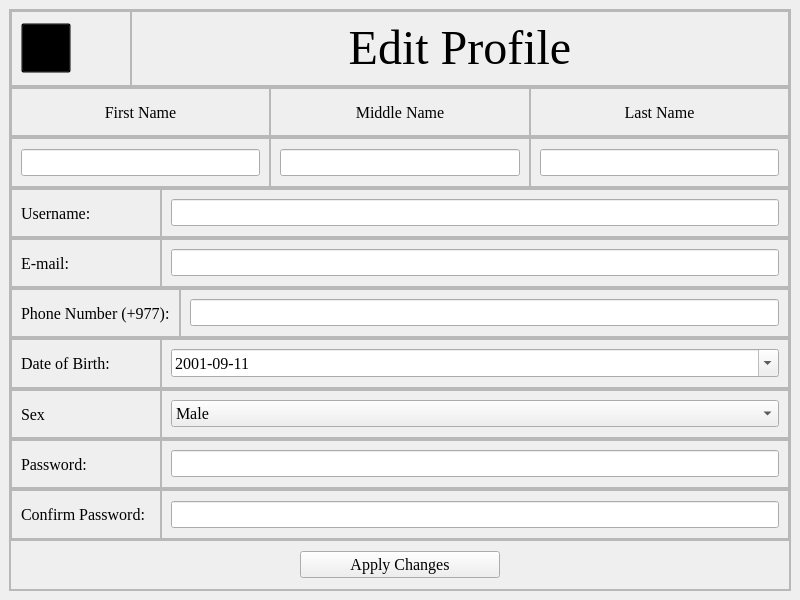
This is editprofile.ui in aavashlamichhane/LibMan as Qt 5 draws it before an edit. The edited form follows.
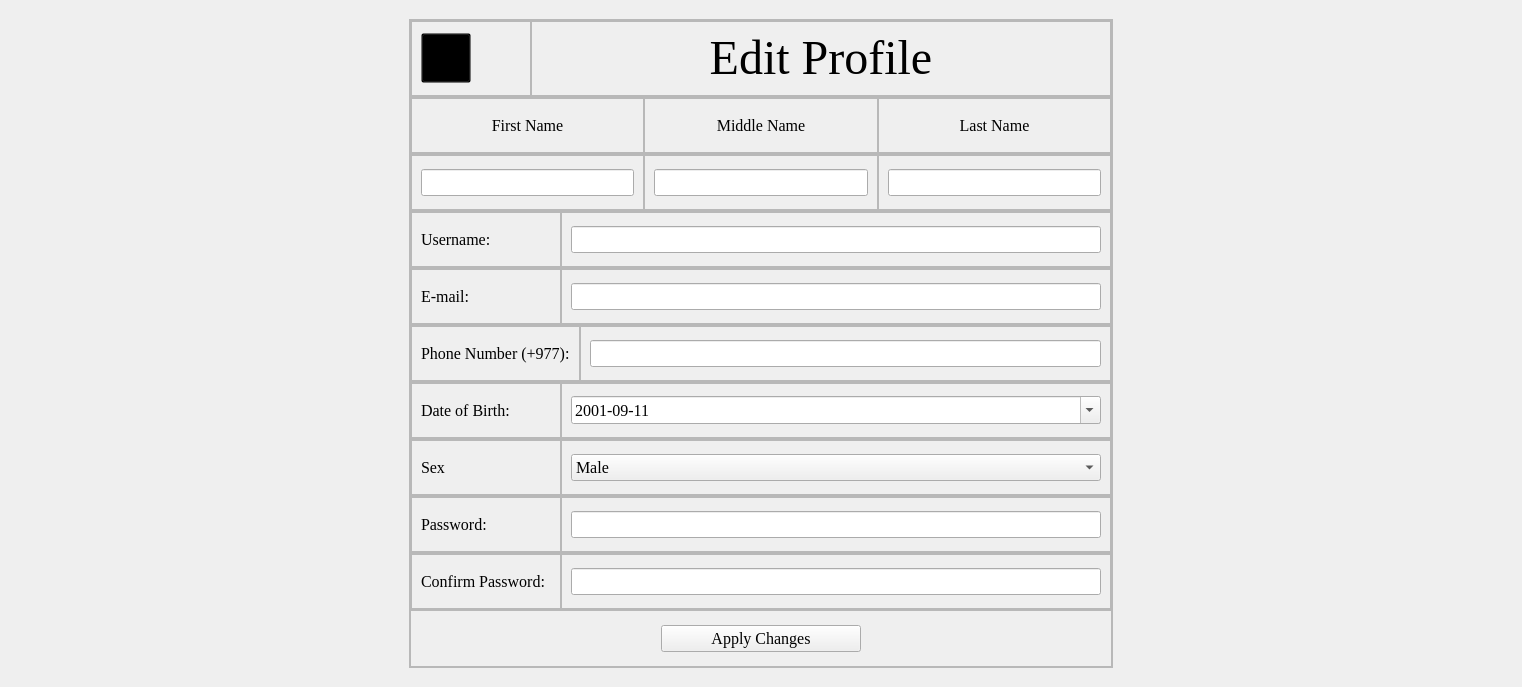
This is the edited form. Icons and pictures are not drawn.

The edit to the form file:
```diff
--- a/editprofile.ui
+++ b/editprofile.ui
@@ -7,7 +7,7 @@
     <x>0</x>
     <y>0</y>
     <width>800</width>
-    <height>600</height>
+    <height>687</height>
    </rect>
   </property>
   <property name="windowTitle">
@@ -17,6 +17,18 @@
    <layout class="QVBoxLayout" name="verticalLayout">
     <item>
      <layout class="QVBoxLayout" name="verticalLayout_2">
+      <property name="leftMargin">
+       <number>400</number>
+      </property>
+      <property name="topMargin">
+       <number>10</number>
+      </property>
+      <property name="rightMargin">
+       <number>400</number>
+      </property>
+      <property name="bottomMargin">
+       <number>10</number>
+      </property>
       <item>
        <widget class="QFrame" name="frame">
         <property name="frameShape">
```
